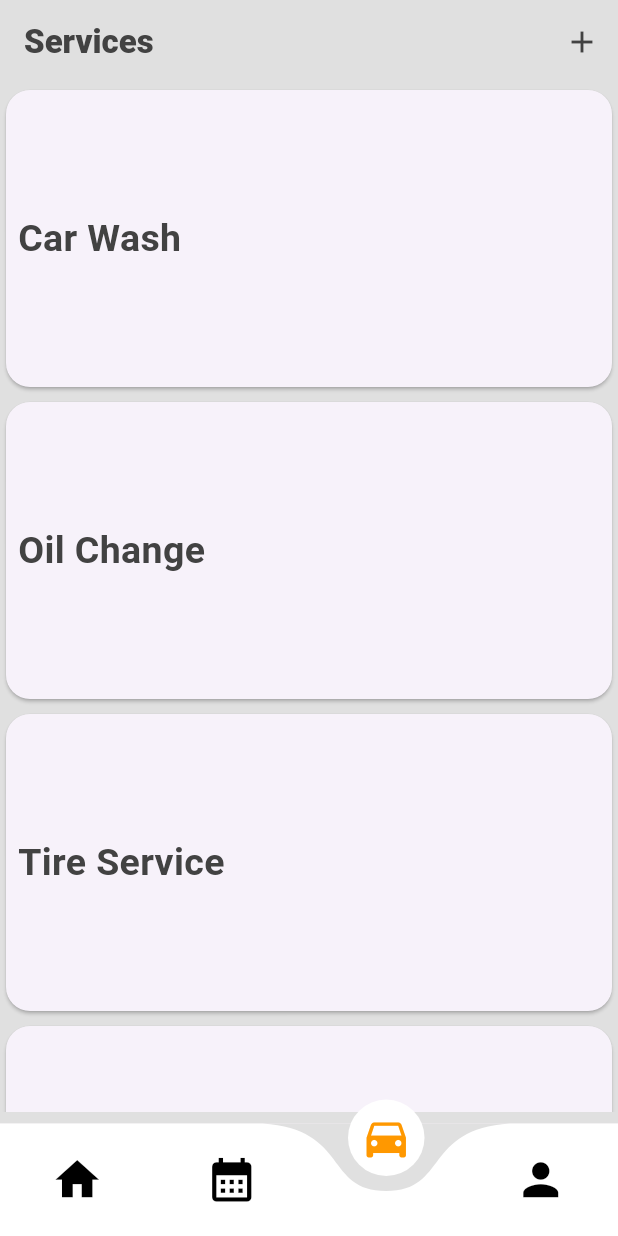
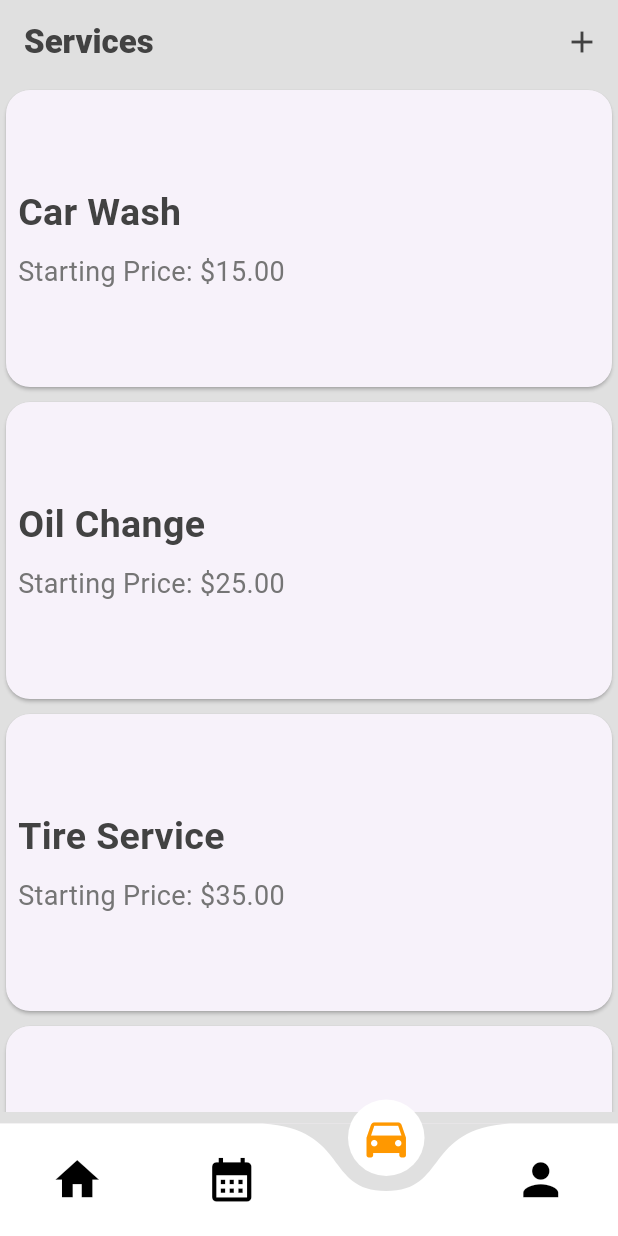
Before and after one commit to TechPyllars2024/AutoCareAutomotive, a Flutter app: the screen it shows after launch, item 3 of the bottom bar chosen, on a phone screen of 412 x 824 dp. Run offline on Flutter 3.47's test engine with Material 3 defaults, Android fonts, the phone set to English and light mode, and no system bars; drawn by our look-alikes of curved_navigation_bar; our stand-ins replace get; missing offline and left inert: flutter_pannable_rating_bar.

Commit message:
update: services display starting price

```diff
--- a/lib/ProfileManagement/screens/automotive_services.dart
+++ b/lib/ProfileManagement/screens/automotive_services.dart
@@ -221,14 +221,14 @@ class _AutomotiveServicesState extends State<AutomotiveServices> {
                                 color: Colors.grey[800],
                               ),
                             ),
-                            // SizedBox(height: 8.0),
-                            // Text(
-                            //   'Starting Price: \$${services[index].startingPrice.toStringAsFixed(2)}', // Display price
-                            //   style: TextStyle(
-                            //     fontSize: 18,
-                            //     color: Colors.grey[600],
-                            //   ),
-                            // ),
+                            SizedBox(height: 8.0),
+                            Text(
+                              'Starting Price: \$${services[index].startingPrice.toStringAsFixed(2)}', // Display price
+                              style: TextStyle(
+                                fontSize: 18,
+                                color: Colors.grey[600],
+                              ),
+                            ),
                           ],
                         ),
                       ),
```
